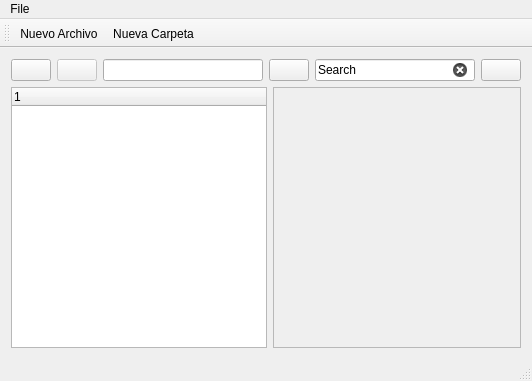
First picture: the form in mainwindow.ui, repository Vicra/ProyectoEstructura, before the edit.
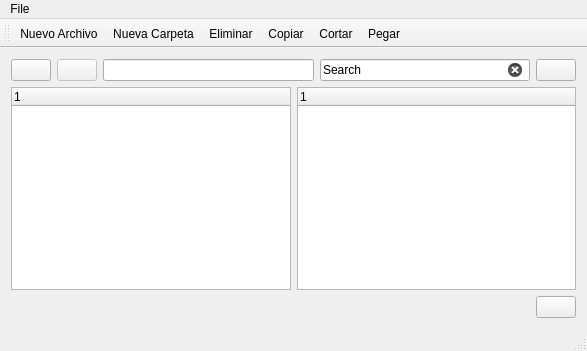
Second picture: the form after the edit. Icons and pictures are not drawn.

```diff
--- a/mainwindow.ui
+++ b/mainwindow.ui
@@ -6,15 +6,17 @@
    <rect>
     <x>0</x>
     <y>0</y>
-    <width>532</width>
-    <height>381</height>
+    <width>587</width>
+    <height>351</height>
    </rect>
   </property>
   <property name="windowTitle">
    <string>Proyecto</string>
   </property>
   <widget class="QWidget" name="centralWidget">
-   <layout class="QHBoxLayout" name="horizontalLayout_3">
+   <layout class="QHBoxLayout" name="horizontalLayout_4">
+    <item>
+     <layout class="QVBoxLayout" name="verticalLayout_2">
     <item>
      <layout class="QVBoxLayout" name="verticalLayout">
       <item>
@@ -57,12 +59,12 @@
          </widget>
         </item>
         <item>
-         <widget class="QLineEdit" name="pathLineEdit"/>
-        </item>
-        <item>
-         <widget class="QPushButton" name="refreshButton">
-          <property name="toolTip">
-           <string>Refresh</string>
+           <widget class="QLineEdit" name="pathLine">
+            <property name="minimumSize">
+             <size>
+              <width>0</width>
+              <height>0</height>
+             </size>
           </property>
           <property name="text">
            <string/>
@@ -135,20 +137,42 @@
          </widget>
         </item>
         <item>
-         <widget class="QScrollArea" name="scrollArea">
-          <property name="widgetResizable">
-           <bool>true</bool>
-          </property>
-          <widget class="QWidget" name="scrollAreaWidgetContents">
-           <property name="geometry">
-            <rect>
-             <x>0</x>
-             <y>0</y>
-             <width>246</width>
-             <height>250</height>
-            </rect>
-           </property>
-          </widget>
+           <widget class="QTreeWidget" name="treeWidget_2">
+            <column>
+             <property name="text">
+              <string notr="true">1</string>
+             </property>
+            </column>
+           </widget>
+          </item>
+         </layout>
+        </item>
+       </layout>
+      </item>
+      <item>
+       <layout class="QHBoxLayout" name="horizontalLayout_3">
+        <item>
+         <spacer name="horizontalSpacer">
+          <property name="orientation">
+           <enum>Qt::Horizontal</enum>
+          </property>
+          <property name="sizeHint" stdset="0">
+           <size>
+            <width>525</width>
+            <height>20</height>
+           </size>
+          </property>
+         </spacer>
+        </item>
+        <item>
+         <widget class="QPushButton" name="pushButton">
+          <property name="text">
+           <string/>
+          </property>
+          <property name="icon">
+           <iconset resource="MyResources.qrc">
+            <normaloff>:/Images/refresh.png</normaloff>:/Images/refresh.png</iconset>
+          </property>
          </widget>
         </item>
        </layout>
@@ -162,7 +186,7 @@
     <rect>
      <x>0</x>
      <y>0</y>
-     <width>532</width>
+     <width>587</width>
      <height>21</height>
     </rect>
    </property>
@@ -184,6 +208,10 @@
    </attribute>
    <addaction name="actionNew_File"/>
    <addaction name="actionNueva_Carpeta"/>
+   <addaction name="actionEliminar"/>
+   <addaction name="actionCopiar"/>
+   <addaction name="actionCortar"/>
+   <addaction name="actionPegar"/>
   </widget>
   <widget class="QStatusBar" name="statusBar"/>
   <action name="actionNew_File">
@@ -207,6 +235,42 @@
     <string>Nueva Carpeta</string>
    </property>
   </action>
+  <action name="actionEliminar">
+   <property name="icon">
+    <iconset resource="MyResources.qrc">
+     <normaloff>:/Images/eliminar.png</normaloff>:/Images/eliminar.png</iconset>
+   </property>
+   <property name="text">
+    <string>Eliminar</string>
+   </property>
+  </action>
+  <action name="actionCopiar">
+   <property name="icon">
+    <iconset resource="MyResources.qrc">
+     <normaloff>:/Images/copy.png</normaloff>:/Images/copy.png</iconset>
+   </property>
+   <property name="text">
+    <string>Copiar</string>
+   </property>
+  </action>
+  <action name="actionCortar">
+   <property name="icon">
+    <iconset resource="MyResources.qrc">
+     <normaloff>:/Images/cut.png</normaloff>:/Images/cut.png</iconset>
+   </property>
+   <property name="text">
+    <string>Cortar</string>
+   </property>
+  </action>
+  <action name="actionPegar">
+   <property name="icon">
+    <iconset resource="MyResources.qrc">
+     <normaloff>:/Images/paste.png</normaloff>:/Images/paste.png</iconset>
+   </property>
+   <property name="text">
+    <string>Pegar</string>
+   </property>
+  </action>
  </widget>
  <layoutdefault spacing="6" margin="11"/>
  <resources>
```
Left out of the diff: 15 changed lines with no effect on the pictures. Lines whose indentation alone changed are shown as unchanged.
